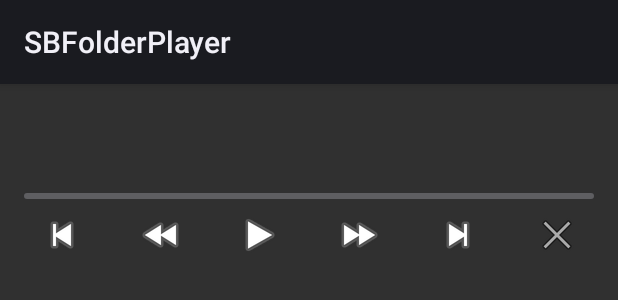
After one commit to garbarick/SBFolderPlayer, an Android app: the layout notification_big_player.xml on its own in the app's theme, with its tools: preview values and no code run, on a phone screen of 412 x 824 dp. The commit adds this screen. Shown: the top 300 px of the screen. Run offline under Robolectric (Android 15) with nearby library versions, the phone set to English and light mode, and no system bars.

Commit message:
add player into notification

```diff
--- a/app/src/main/AndroidManifest.xml
+++ b/app/src/main/AndroidManifest.xml
@@ -28,6 +28,12 @@
             android:label="@string/uncaught_exception">
         </activity>
 
+        <receiver android:name=".receiver.PlayerReceiver" android:exported="false">
+            <intent-filter>
+                <action android:name="APP_SPECIFIC_BROADCAST"/>
+            </intent-filter>
+        </receiver>
+
     </application>
 
 </manifest>
--- a/app/src/main/java/ru/net/serbis/folder/player/extension/share/ShareTools.java
+++ b/app/src/main/java/ru/net/serbis/folder/player/extension/share/ShareTools.java
@@ -30,6 +30,7 @@ public class ShareTools
 
     private void sendServiceAction(int action, Map<String, String> request, Handler reply)
     {
+        UITool.get().setProgress(context, true);
         ExtConnection connection = app.getShareConnection();
         if (!connection.isBound())
         {
@@ -205,6 +206,7 @@ public class ShareTools
     public <T> void onResult(TaskCallback<T> callback, T result, TaskError error)
     {
         callback.onResult(result, error);
+        UITool.get().setProgress(context, false);
     }
 
     public boolean isSharePath(String path)
--- /dev/null
+++ b/app/src/main/res/layout/notification_big_player.xml
@@ -0,0 +1,155 @@
+<?xml version="1.0" encoding="utf-8"?>
+<LinearLayout
+	xmlns:android="http://schemas.android.com/apk/res/android"
+	android:layout_width="match_parent"
+	android:layout_height="match_parent"
+	android:orientation="vertical"
+	android:padding="8dp"
+	android:background="@color/dark_gray">
+
+	<LinearLayout
+		android:orientation="horizontal"
+		android:layout_width="match_parent"
+		android:layout_height="wrap_content">
+
+		<ImageView
+			android:layout_width="24dp"
+			android:layout_height="24dp"
+			android:id="@+id/icon"/>
+
+		<TextView
+			android:layout_width="match_parent"
+			android:layout_height="match_parent"
+			android:id="@+id/app_name"
+			android:gravity="center_vertical"
+			android:paddingLeft="8dp"
+			android:layout_weight="1"
+			android:textColor="@color/gray"/>
+
+	</LinearLayout>
+
+	<LinearLayout
+		android:layout_width="match_parent"
+		android:layout_height="wrap_content"
+		android:orientation="horizontal">
+
+		<TextView
+			android:layout_width="wrap_content"
+			android:layout_height="match_parent"
+			android:textAlignment="gravity"
+			android:gravity="center"
+			android:id="@+id/num"
+			android:textSize="18sp"
+			android:padding="4dp"
+			android:textColor="@color/gray"/>
+
+		<LinearLayout
+			android:layout_width="match_parent"
+			android:layout_height="wrap_content"
+			android:orientation="vertical">
+
+			<TextView
+				android:layout_width="match_parent"
+				android:layout_height="wrap_content"
+				android:id="@+id/name"
+				android:textSize="16sp"
+				android:textColor="@color/gray"/>
+
+			<TextView
+				android:layout_width="match_parent"
+				android:layout_height="wrap_content"
+				android:id="@+id/path"
+				android:textSize="8sp"
+				android:textColor="@color/gray"/>
+
+		</LinearLayout>
+
+	</LinearLayout>
+
+	<LinearLayout
+		android:layout_width="match_parent"
+		android:layout_height="wrap_content"
+		android:orientation="horizontal">
+
+		<TextView
+			android:layout_width="wrap_content"
+			android:layout_height="match_parent"
+			android:id="@+id/track_seek"
+			android:gravity="center"
+			android:textColor="@color/gray"/>
+
+		<ProgressBar
+			android:layout_width="match_parent"
+			style="?android:attr/progressBarStyleHorizontal"
+			android:layout_height="match_parent"
+			android:id="@+id/progress"
+			android:layout_weight="1"
+			android:paddingLeft="8dp"
+			android:paddingRight="8dp"/>
+
+		<TextView
+			android:layout_width="wrap_content"
+			android:layout_height="match_parent"
+			android:id="@+id/track_lenght"
+			android:gravity="center"
+			android:textColor="@color/gray"/>
+
+	</LinearLayout>
+
+	<LinearLayout
+		android:orientation="horizontal"
+		android:layout_width="match_parent"
+		android:layout_height="wrap_content"
+		android:id="@+id/buttons">
+
+		<ImageButton
+			android:src="@android:drawable/ic_media_previous"
+			android:layout_width="match_parent"
+			android:layout_height="match_parent"
+			android:id="@+id/previous"
+			android:layout_weight="1"
+			android:background="@color/dark_gray"/>
+
+		<ImageButton
+			android:src="@android:drawable/ic_media_rew"
+			android:layout_width="match_parent"
+			android:layout_height="match_parent"
+			android:id="@+id/skip_left"
+			android:layout_weight="1"
+			android:background="@color/dark_gray"/>
+
+		<ImageButton
+			android:src="@android:drawable/ic_media_play"
+			android:layout_width="match_parent"
+			android:layout_height="match_parent"
+			android:id="@+id/play_pause"
+			android:layout_weight="1"
+			android:background="@color/dark_gray"/>
+
+		<ImageButton
+			android:src="@android:drawable/ic_media_ff"
+			android:layout_width="match_parent"
+			android:layout_height="match_parent"
+			android:id="@+id/skip_right"
+			android:layout_weight="1"
+			android:background="@color/dark_gray"/>
+
+		<ImageButton
+			android:src="@android:drawable/ic_media_next"
+			android:layout_width="match_parent"
+			android:layout_height="match_parent"
+			android:id="@+id/next"
+			android:layout_weight="1"
+			android:background="@color/dark_gray"/>
+
+		<ImageButton
+			android:src="@android:drawable/ic_menu_close_clear_cancel"
+			android:layout_width="match_parent"
+			android:layout_height="match_parent"
+			android:id="@+id/close"
+			android:layout_weight="1"
+			android:background="@color/dark_gray"/>
+
+	</LinearLayout>
+
+</LinearLayout>
--- /dev/null
+++ b/app/src/main/res/values/color.xml
@@ -0,0 +1,6 @@
+<resources>
+
+    <color name="gray">#D0D0D0</color>
+    <color name="dark_gray">#303030</color>
+
+</resources>
--- a/app/src/main/res/values/strings.xml
+++ b/app/src/main/res/values/strings.xml
@@ -3,6 +3,7 @@
 
     <string name="app">SBFolderPlayer</string>
     <string name="folder_music_player">Folder Music Player</string>
+    <string name="player">Player</string>
     <string name="folder_music_player_loading_files">Folder Music Player. Loading files...</string>
     <string name="settings">Settings</string>
     <string name="uncaught_exception">Uncaught exception</string>
```
Also changed, not shown: app/src/main/java/ru/net/serbis/folder/player/App.java (+9 -0 lines), app/src/main/java/ru/net/serbis/folder/player/activity/Main.java (+3 -13 lines), app/src/main/java/ru/net/serbis/folder/player/adapter/MediaFilesAdapter.java (+1 -7 lines), app/src/main/java/ru/net/serbis/folder/player/notification/BaseNotification.java (added, +55 -0 lines), app/src/main/java/ru/net/serbis/folder/player/notification/NotificationProgress.java (+3 -28 lines), app/src/main/java/ru/net/serbis/folder/player/notification/PlayerNotification.java (added, +196 -0 lines), app/src/main/java/ru/net/serbis/folder/player/receiver/PlayerActions.java (added, +11 -0 lines), app/src/main/java/ru/net/serbis/folder/player/receiver/PlayerReceiver.java (added, +41 -0 lines), app/src/main/java/ru/net/serbis/folder/player/util/UITool.java (+14 -0 lines), app/src/main/java/ru/net/serbis/folder/player/view/ImageButtonExt.java (deleted, +0 -31 lines), app/src/main/res/layout/folder_music_player.xml (+7 -7 lines), app/src/main/res/layout/notification_player.xml (added, +85 -0 lines), 1 other file.
